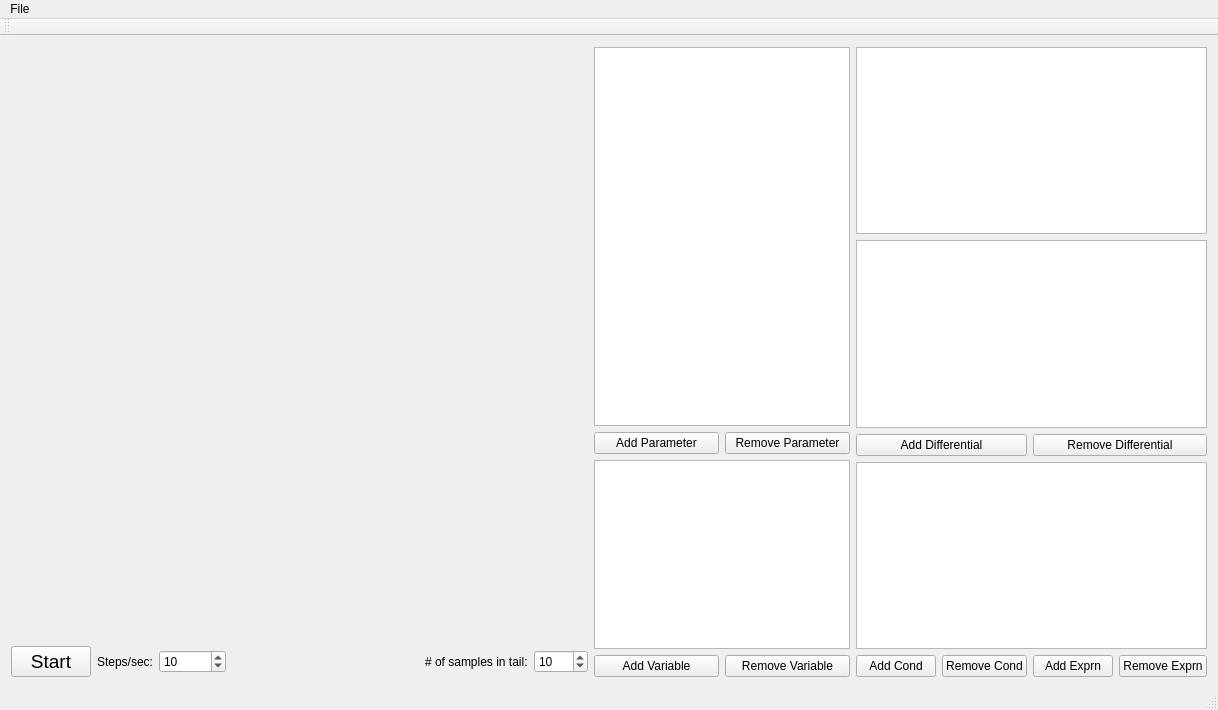
This is mainwindow.ui in mattphillipsphd/DynaSys as Qt 5 draws it before an edit. The edited form follows.
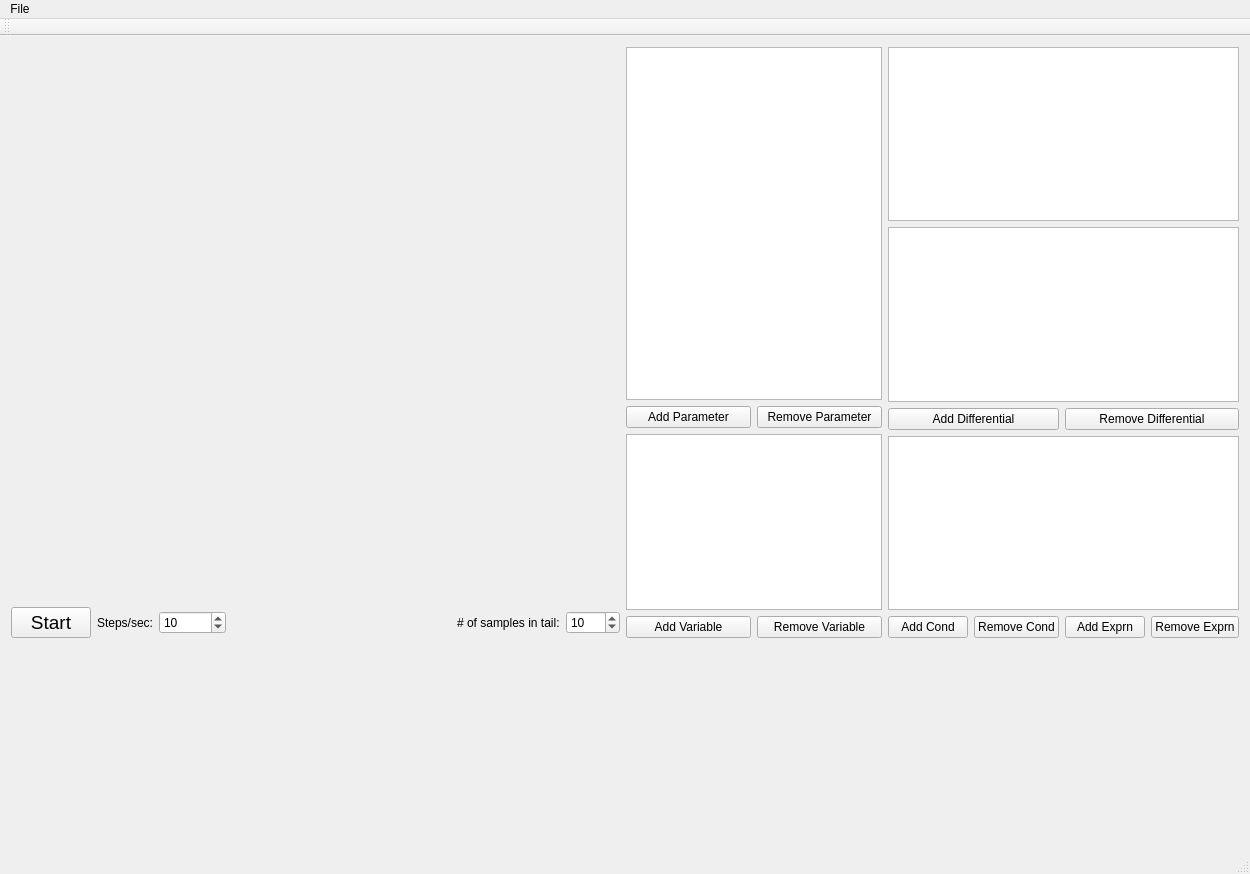
This is the edited form. Custom widgets are drawn as their Qt base class.

Patch:
```diff
--- a/mainwindow.ui
+++ b/mainwindow.ui
@@ -6,15 +6,17 @@
    <rect>
     <x>0</x>
     <y>0</y>
-    <width>1218</width>
-    <height>710</height>
+    <width>1250</width>
+    <height>874</height>
    </rect>
   </property>
   <property name="windowTitle">
    <string>MainWindow</string>
   </property>
   <widget class="QWidget" name="centralWidget">
-   <layout class="QHBoxLayout" name="horizontalLayout_2" stretch="1,0,0">
+   <layout class="QVBoxLayout" name="verticalLayout_2" stretch="3,1">
+    <item>
+     <layout class="QHBoxLayout" name="horizontalLayout_2">
     <item>
      <layout class="QVBoxLayout" name="verticalLayout" stretch="1,0">
       <item>
@@ -192,14 +194,19 @@
      </layout>
     </item>
    </layout>
+    </item>
+    <item>
+     <widget class="QwtPlot" name="qwtInnerProduct" native="true"/>
+    </item>
+   </layout>
   </widget>
   <widget class="QMenuBar" name="menuBar">
    <property name="geometry">
     <rect>
      <x>0</x>
      <y>0</y>
-     <width>1218</width>
-     <height>20</height>
+     <width>1250</width>
+     <height>26</height>
     </rect>
    </property>
    <widget class="QMenu" name="menuFile">
```
Lines whose indentation alone changed are shown as unchanged.
